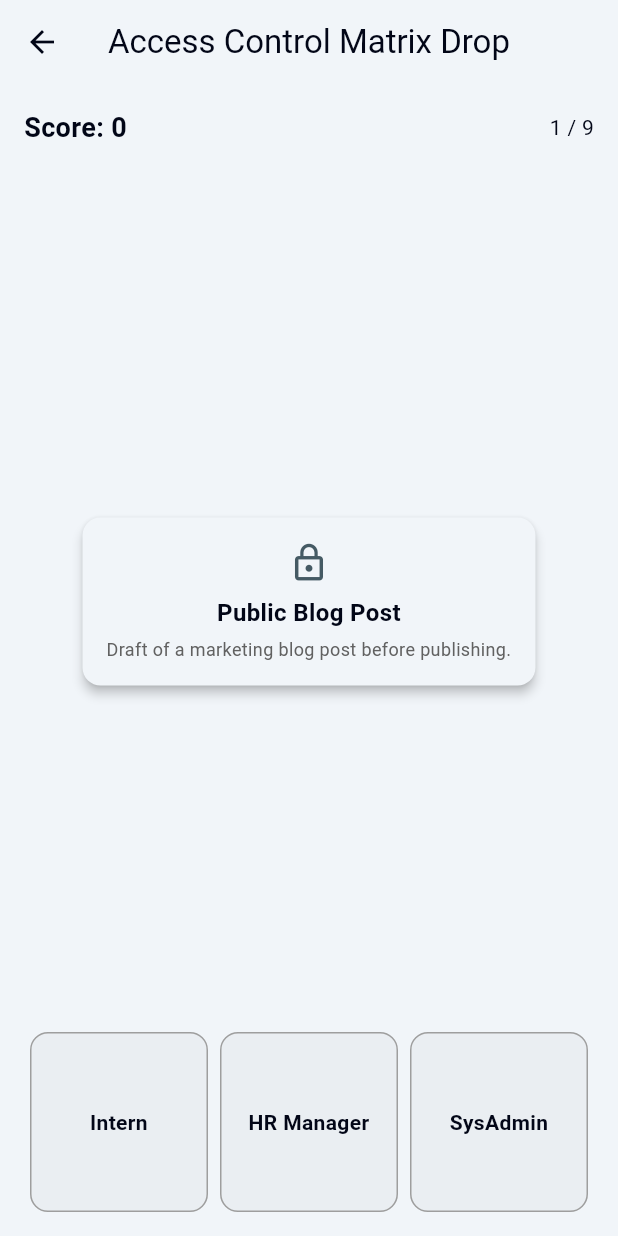
After one commit to benvelzul/Threat-Wise-Premiers-Coding-Challenge, a Flutter app: the AccessControlMatrixDropPage screen opened by its route, on a phone screen of 412 x 824 dp. The commit adds this screen. Run offline on Flutter 3.47's test engine with Material 3 defaults, Android fonts, the phone set to English and light mode, and no system bars; our stand-ins replace flutter_markdown, google_generative_ai, shared_preferences; missing offline and left inert: flutter_confetti; accounts and stored records are empty.

Commit message:
Added Access Control Matric Drop Game

```diff
--- /dev/null
+++ b/lib/features/minigames/access_control_matrix_drop.dart
@@ -0,0 +1,369 @@
+// lib/features/minigames/access_control_matrix_drop.dart
+
+import 'dart:math';
+import 'package:flutter/material.dart';
+
+// ─────────────────────────────────────────────────────────────
+// MODELS
+// ─────────────────────────────────────────────────────────────
+
+/// The three roles, ordered from lowest to highest privilege.
+/// Using an enum with index order lets us compare privilege levels
+/// with simple `.index` comparisons.
+enum AccessRole {
+  intern,
+  hrManager,
+  sysAdmin,
+}
+
+extension AccessRoleLabel on AccessRole {
+  String get label {
+    switch (this) {
+      case AccessRole.intern:
+        return 'Intern';
+      case AccessRole.hrManager:
+        return 'HR Manager';
+      case AccessRole.sysAdmin:
+        return 'SysAdmin';
+    }
+  }
+}
+
+/// A single draggable card representing a sensitive item.
+class AccessItem {
+  final String id;
+  final String name;
+  final String description;
+
+  /// The lowest role that should legitimately have access.
+  final AccessRole minRole;
+
+  /// One-line explanation shown on wrong drop, teaching *why*.
+  final String explanation;
+
+  const AccessItem({
+    required this.id,
+    required this.name,
+    required this.description,
+    required this.minRole,
+    required this.explanation,
+  });
+}
+
+const List<AccessItem> accessItemDeck = [
+  AccessItem(
+    id: 'blog_post',
+    name: 'Public Blog Post',
+    description: 'Draft of a marketing blog post before publishing.',
+    minRole: AccessRole.intern,
+    explanation: 'Public content is low-risk — an Intern can safely handle this.',
+  ),
+  AccessItem(
+    id: 'office_wifi',
+    name: 'Office WiFi Password',
+    description: 'Shared password for the guest office network.',
+    minRole: AccessRole.intern,
+    explanation: 'Low-sensitivity shared resource — no need to restrict this.',
+  ),
+  AccessItem(
+    id: 'employee_directory',
+    name: 'Employee Directory',
+    description: 'Names, roles, and desk locations of staff.',
+    minRole: AccessRole.intern,
+    explanation: 'Basic org info — commonly available to all staff, including interns.',
+  ),
+  AccessItem(
+    id: 'payroll_data',
+    name: 'Payroll Data',
+    description: 'Salary and bank details for all employees.',
+    minRole: AccessRole.hrManager,
+    explanation: 'Payroll is sensitive personal/financial data — only HR needs it, not Interns or SysAdmins.',
+  ),
+  AccessItem(
+    id: 'performance_reviews',
+    name: 'Performance Reviews',
+    description: 'Confidential manager notes on employee performance.',
+    minRole: AccessRole.hrManager,
+    explanation: 'Personnel records should stay with HR — unrelated to system administration.',
+  ),
+  AccessItem(
+    id: 'medical_leave_forms',
+    name: 'Medical Leave Forms',
+    description: 'Employee-submitted sick leave documentation.',
+    minRole: AccessRole.hrManager,
+    explanation: 'Health-adjacent personal data — HR-only, regardless of technical seniority.',
+  ),
+  AccessItem(
+    id: 'database_root_keys',
+    name: 'Database Root Keys',
+    description: 'Full read/write credentials for the production database.',
+    minRole: AccessRole.sysAdmin,
+    explanation: 'Root access can compromise everything — only SysAdmins should hold this.',
+  ),
+  AccessItem(
+    id: 'server_ssh_keys',
+    name: 'Server SSH Keys',
+    description: 'Private keys granting shell access to production servers.',
+    minRole: AccessRole.sysAdmin,
+    explanation: 'Infrastructure access is a SysAdmin responsibility — never HR or Intern-level.',
+  ),
+  AccessItem(
+    id: 'firewall_config',
+    name: 'Firewall Configuration',
+    description: 'Rules controlling network traffic in/out of the company.',
+    minRole: AccessRole.sysAdmin,
+    explanation: 'Misconfiguring this can expose the whole network — SysAdmin-only.',
+  ),
+];
+
+
+class AccessControlMatrixDropPage extends StatefulWidget {
+  static const routeName = '/access-control';
+  const AccessControlMatrixDropPage({super.key});
+
+  @override
+  State<AccessControlMatrixDropPage> createState() => _AccessControlMatrixDropPageState();
+}
+
+class _AccessControlMatrixDropPageState extends State<AccessControlMatrixDropPage> {
+  late List<AccessItem> _deck;
+  int _currentIndex = 0;
+  int _score = 0;
+  int _perfectStreak = 0;
+
+  String? _feedbackMessage;
+  bool? _wasCorrect;
+
+  @override
+  void initState() {
+    super.initState();
+    _deck = List<AccessItem>.from(accessItemDeck)..shuffle(Random());
+  }
+
+  AccessItem? get _currentItem =>
+      _currentIndex < _deck.length ? _deck[_currentIndex] : null;
+
+  /// Scoring: exact-role match = full points, higher-privilege bin = partial
+  /// credit (safe but wasteful), lower-privilege bin = 0 (an actual
+  /// security violation).
+  void _handleDrop(AccessItem item, AccessRole droppedRole) {
+    final isExactMatch = droppedRole == item.minRole;
+    final isOverPrivileged = droppedRole.index > item.minRole.index;
+
+    setState(() {
+      if (isExactMatch) {
+        _score += 10;
+        _perfectStreak += 1;
+        _wasCorrect = true;
+        _feedbackMessage = 'Correct — least privilege achieved!';
+      } else if (isOverPrivileged) {
+        _score += 3;
+        _perfectStreak = 0;
+        _wasCorrect = false;
+        _feedbackMessage =
+            'Too broad. ${item.explanation} (Least-privilege answer: ${item.minRole.label})';
+      } else {
+        _perfectStreak = 0;
+        _wasCorrect = false;
+        _feedbackMessage = 'Risky! ${item.explanation}';
+      }
+      _currentIndex += 1;
+    });
+  }
+
+  void _restart() {
+    setState(() {
+      _deck = List<AccessItem>.from(accessItemDeck)..shuffle(Random());
+      _currentIndex = 0;
+      _score = 0;
+      _perfectStreak = 0;
+      _feedbackMessage = null;
+      _wasCorrect = null;
+    });
+  }
+
+  @override
+  Widget build(BuildContext context) {
+    final item = _currentItem;
+
+    return Scaffold(
+      appBar: AppBar(
+        title: const Text('Access Control Matrix Drop'),
+      ),
+      body: Padding(
+        padding: const EdgeInsets.all(16),
+        child: item == null
+            ? _buildGameOver()
+            : Column(
+                children: [
+                  _buildHeader(),
+                  const SizedBox(height: 16),
+                  if (_feedbackMessage != null) _buildFeedbackBanner(),
+                  const Spacer(),
+                  _buildCard(item),
+                  const Spacer(),
+                  _buildBins(item),
+                ],
+              ),
+      ),
+    );
+  }
+
+  Widget _buildHeader() {
+    return Row(
+      mainAxisAlignment: MainAxisAlignment.spaceBetween,
+      children: [
+        Text(
+          'Score: $_score',
+          style: const TextStyle(fontSize: 18, fontWeight: FontWeight.bold),
+        ),
+        Text('${_currentIndex + 1} / ${_deck.length}'),
+        if (_perfectStreak >= 3)
+          Text('🔥 x$_perfectStreak',
+              style: const TextStyle(fontWeight: FontWeight.bold)),
+      ],
+    );
+  }
+
+  Widget _buildFeedbackBanner() {
+    final color = _wasCorrect == true ? Colors.green : Colors.orange;
+    return AnimatedOpacity(
+      opacity: 1,
+      duration: const Duration(milliseconds: 200),
+      child: Container(
+        width: double.infinity,
+        padding: const EdgeInsets.all(12),
+        margin: const EdgeInsets.only(bottom: 8),
+        decoration: BoxDecoration(
+          color: color.withOpacity(0.15),
+          borderRadius: BorderRadius.circular(8),
+          border: Border.all(color: color),
+        ),
+        child: Text(
+          _feedbackMessage!,
+          style: TextStyle(color: color.shade900),
+        ),
+      ),
+    );
+  }
+
+  /// The draggable sensitive-item card.
+  Widget _buildCard(AccessItem item) {
+    return Draggable<AccessItem>(
+      data: item,
+      feedback: Material(
+        elevation: 6,
+        borderRadius: BorderRadius.circular(12),
+        child: SizedBox(width: 260, child: _ItemCard(item: item)),
+      ),
+      childWhenDragging: Opacity(
+        opacity: 0.3,
+        child: _ItemCard(item: item),
+      ),
+      child: _ItemCard(item: item),
+    );
+  }
+
+  /// The three role bins, each a DragTarget.
+  Widget _buildBins(AccessItem item) {
+    return Row(
+      children: AccessRole.values.map((role) {
+        return Expanded(
+          child: Padding(
+            padding: const EdgeInsets.symmetric(horizontal: 4),
+            child: DragTarget<AccessItem>(
+              onWillAcceptWithDetails: (details) => true,
+              onAcceptWithDetails: (details) =>
+                  _handleDrop(details.data, role),
+              builder: (context, candidateData, rejectedData) {
+                final isHovering = candidateData.isNotEmpty;
+                return Container(
+                  height: 120,
+                  decoration: BoxDecoration(
+                    color: isHovering
+                        ? Colors.blue.withOpacity(0.15)
+                        : Colors.grey.withOpacity(0.08),
+                    border: Border.all(
+                      color: isHovering ? Colors.blue : Colors.grey,
+                      width: isHovering ? 2 : 1,
+                    ),
+                    borderRadius: BorderRadius.circular(12),
+                  ),
+                  alignment: Alignment.center,
+                  child: Text(
+                    role.label,
+                    textAlign: TextAlign.center,
+                    style: const TextStyle(fontWeight: FontWeight.bold),
+                  ),
+                );
+              },
+            ),
+          ),
+        );
+      }).toList(),
+    );
+  }
+
+  Widget _buildGameOver() {
+    final maxScore = _deck.length * 10;
+    return Center(
+      child: Column(
+        mainAxisSize: MainAxisSize.min,
+        children: [
+          const Icon(Icons.verified_user, size: 64, color: Colors.blue),
+          const SizedBox(height: 12),
+          Text(
+            'Final Score: $_score / $maxScore',
+            style: const TextStyle(fontSize: 22, fontWeight: FontWeight.bold),
+          ),
+          const SizedBox(height: 8),
+          const Text(
+            'Least privilege means giving access to exactly\nwhat\'s needed — nothing more.',
+            textAlign: TextAlign.center,
+          ),
+          const SizedBox(height: 20),
+          ElevatedButton(
+            onPressed: _restart,
+            child: const Text('Play Again'),
+          ),
+        ],
+      ),
+    );
+  }
+}
+
+/// Visual representation of an AccessItem card, reused for both the
+/// static card and the drag feedback overlay.
+class _ItemCard extends StatelessWidget {
+  final AccessItem item;
+  const _ItemCard({required this.item});
+
+  @override
+  Widget build(BuildContext context) {
+    return Card(
+      elevation: 3,
+      shape: RoundedRectangleBorder(borderRadius: BorderRadius.circular(12)),
+      child: Padding(
+        padding: const EdgeInsets.all(16),
+        child: Column(
+          mainAxisSize: MainAxisSize.min,
+          children: [
+            Icon(Icons.lock_outline, size: 28, color: Colors.blueGrey.shade700),
+            const SizedBox(height: 8),
+            Text(
+              item.name,
+              textAlign: TextAlign.center,
+              style: const TextStyle(fontWeight: FontWeight.bold, fontSize: 16),
+            ),
+            const SizedBox(height: 4),
+            Text(
+              item.description,
+              textAlign: TextAlign.center,
+              style: TextStyle(fontSize: 12, color: Colors.grey.shade700),
+            ),
+          ],
+        ),
+      ),
+    );
+  }
+}
--- a/lib/main.dart
+++ b/lib/main.dart
@@ -14,6 +14,7 @@ import 'core/xp_system/xp_manager.dart';
 import 'features/widgets/mascot_overlay.dart';
 import 'core/streak_system/streak_manager.dart';
 import 'features/minigames/url_game.dart';
+import 'features/minigames/access_control_matrix_drop.dart';
 
 void main() async {
   WidgetsFlutterBinding.ensureInitialized();
@@ -52,6 +53,8 @@ class MyApp extends StatelessWidget {
         UrlSafetySwipeScreen.routeName: (context) =>
             const UrlSafetySwipeScreen(),
         StartSimulatorPage.routeName: (context) => const StartSimulatorPage(),
+        AccessControlMatrixDropPage.routeName: (context) => const AccessControlMatrixDropPage(),
+
       },
       initialRoute: UrlSafetySwipeScreen.routeName,
     );
```
Also changed, not shown: lib/features/minigames/quiz_page.dart (added, +109 -0 lines).
